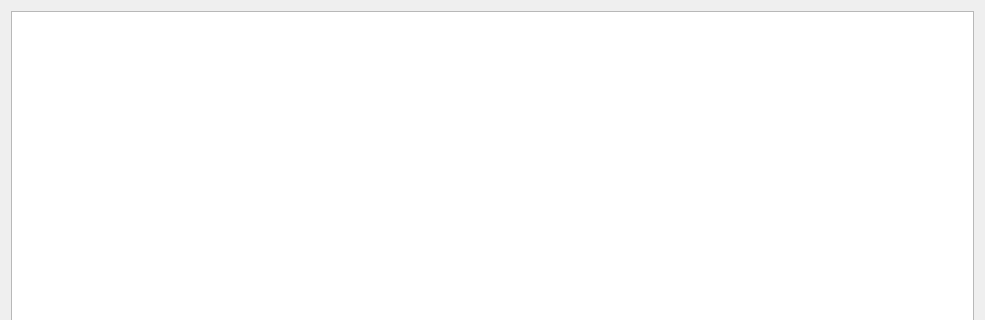
The window that camera_processing/ui/camera_view.ui (mrazr/antarstick) describes before a commit, drawn with Qt 5; both pictures show x 0 to 985 and y 0 to 320 of the 985 by 795 pixel window.
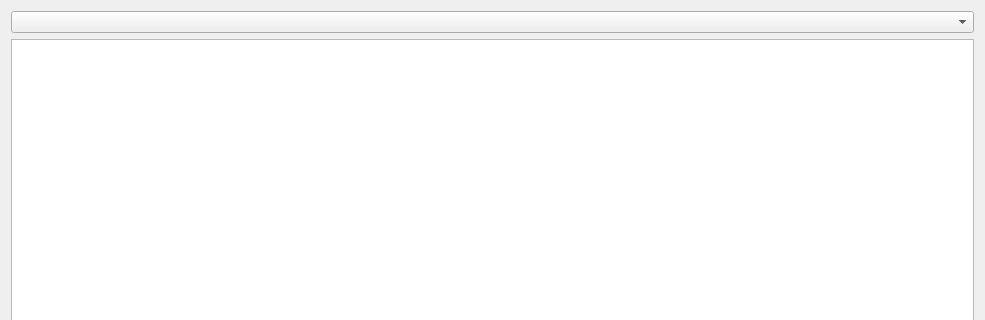
The same window after the commit.

Commit message: added the option to filter photos based on whether they were classified as snow or not

Patch:
```diff
--- a/camera_processing/ui/camera_view.ui
+++ b/camera_processing/ui/camera_view.ui
@@ -19,6 +19,9 @@
      <property name="sizeConstraint">
       <enum>QLayout::SetMinimumSize</enum>
      </property>
+     <item>
+      <widget class="QComboBox" name="viewFilter"/>
+     </item>
      <item>
       <widget class="QListView" name="image_list">
        <property name="sizePolicy">
```
The commit also changes 5 other files.
